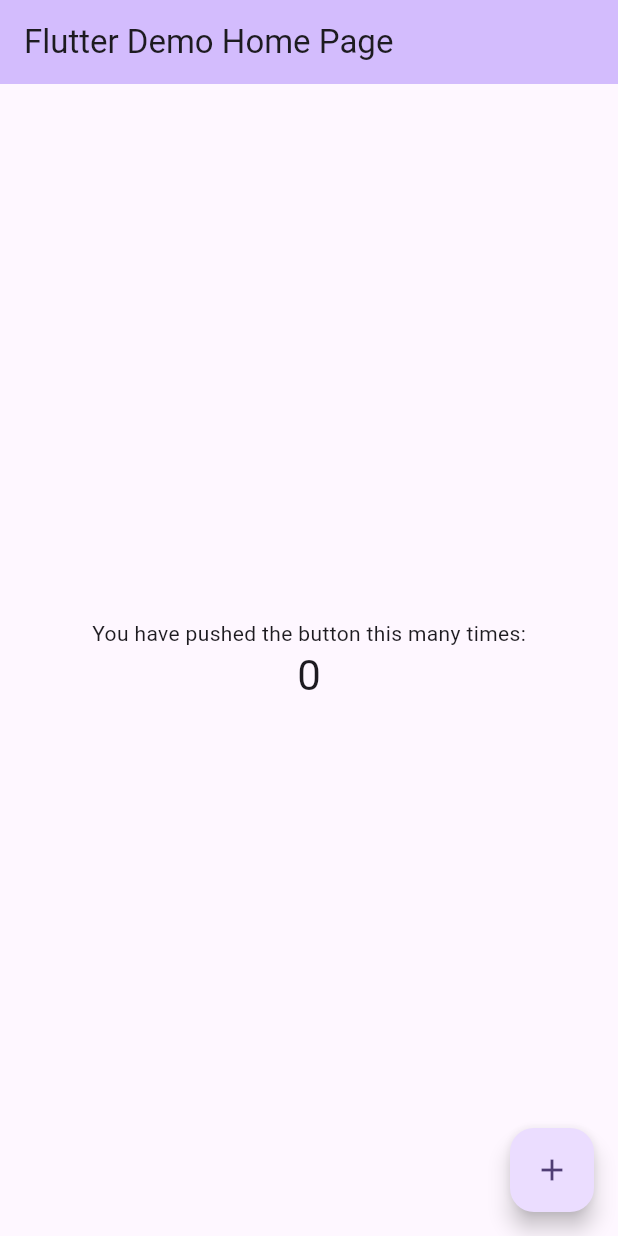
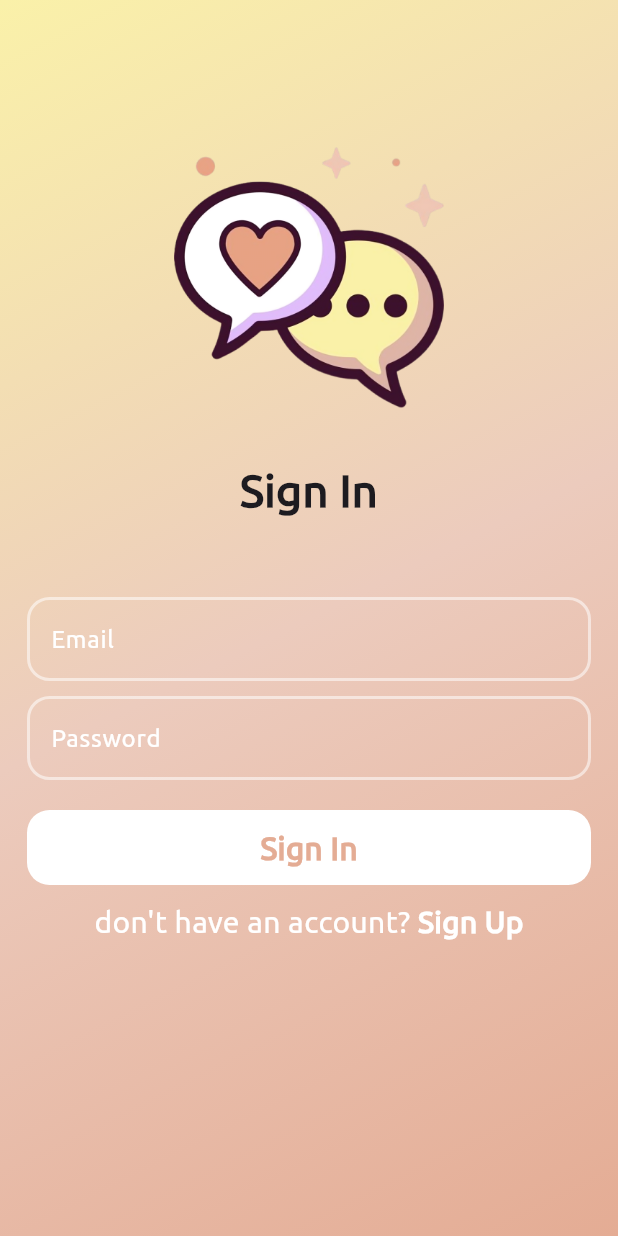
Before and after one commit to Fatmaawny/chat_app, a Flutter app: the screen it shows after launch, on a phone screen of 412 x 824 dp. Run offline on Flutter 3.47's test engine with Material 3 defaults, Android fonts, the phone set to English and light mode, and no system bars.

Commit message:
finish sign in ui

```diff
--- a/lib/main.dart
+++ b/lib/main.dart
@@ -1,3 +1,4 @@
+import 'package:chat_app/pages/sign_in_page.dart';
 import 'package:flutter/material.dart';
 
 void main() {
@@ -7,116 +8,13 @@ void main() {
 class MyApp extends StatelessWidget {
   const MyApp({super.key});
 
-  // This widget is the root of your application.
   @override
   Widget build(BuildContext context) {
     return MaterialApp(
-      title: 'Flutter Demo',
       theme: ThemeData(
-        // This is the theme of your application.
-        //
-        // TRY THIS: Try running your application with "flutter run". You'll see
-        // the application has a purple toolbar. Then, without quitting the app,
-        // try changing the seedColor in the colorScheme below to Colors.green
-        // and then invoke "hot reload" (save your changes or press the "hot
-        // reload" button in a Flutter-supported IDE, or press "r" if you used
-        // the command line to start the app).
-        //
-        // Notice that the counter didn't reset back to zero; the application
-        // state is not lost during the reload. To reset the state, use hot
-        // restart instead.
-        //
-        // This works for code too, not just values: Most code changes can be
-        // tested with just a hot reload.
-        colorScheme: ColorScheme.fromSeed(seedColor: Colors.deepPurple),
+        fontFamily:"Ubuntu"
       ),
-      home: const MyHomePage(title: 'Flutter Demo Home Page'),
-    );
+        debugShowCheckedModeBanner: false,
+        home: SignInPage());
   }
 }
-
-class MyHomePage extends StatefulWidget {
-  const MyHomePage({super.key, required this.title});
-
-  // This widget is the home page of your application. It is stateful, meaning
-  // that it has a State object (defined below) that contains fields that affect
-  // how it looks.
-
-  // This class is the configuration for the state. It holds the values (in this
-  // case the title) provided by the parent (in this case the App widget) and
-  // used by the build method of the State. Fields in a Widget subclass are
-  // always marked "final".
-
-  final String title;
-
-  @override
-  State<MyHomePage> createState() => _MyHomePageState();
-}
-
-class _MyHomePageState extends State<MyHomePage> {
-  int _counter = 0;
-
-  void _incrementCounter() {
-    setState(() {
-      // This call to setState tells the Flutter framework that something has
-      // changed in this State, which causes it to rerun the build method below
-      // so that the display can reflect the updated values. If we changed
-      // _counter without calling setState(), then the build method would not be
-      // called again, and so nothing would appear to happen.
-      _counter++;
-    });
-  }
-
-  @override
-  Widget build(BuildContext context) {
-    // This method is rerun every time setState is called, for instance as done
-    // by the _incrementCounter method above.
-    //
-    // The Flutter framework has been optimized to make rerunning build methods
-    // fast, so that you can just rebuild anything that needs updating rather
-    // than having to individually change instances of widgets.
-    return Scaffold(
-      appBar: AppBar(
-        // TRY THIS: Try changing the color here to a specific color (to
-        // Colors.amber, perhaps?) and trigger a hot reload to see the AppBar
-        // change color while the other colors stay the same.
-        backgroundColor: Theme.of(context).colorScheme.inversePrimary,
-        // Here we take the value from the MyHomePage object that was created by
-        // the App.build method, and use it to set our appbar title.
-        title: Text(widget.title),
-      ),
-      body: Center(
-        // Center is a layout widget. It takes a single child and positions it
-        // in the middle of the parent.
-        child: Column(
-          // Column is also a layout widget. It takes a list of children and
-          // arranges them vertically. By default, it sizes itself to fit its
-          // children horizontally, and tries to be as tall as its parent.
-          //
-          // Column has various properties to control how it sizes itself and
-          // how it positions its children. Here we use mainAxisAlignment to
-          // center the children vertically; the main axis here is the vertical
-          // axis because Columns are vertical (the cross axis would be
-          // horizontal).
-          //
-          // TRY THIS: Invoke "debug painting" (choose the "Toggle Debug Paint"
-          // action in the IDE, or press "p" in the console), to see the
-          // wireframe for each widget.
-          mainAxisAlignment: MainAxisAlignment.center,
-          children: <Widget>[
-            const Text('You have pushed the button this many times:'),
-            Text(
-              '$_counter',
-              style: Theme.of(context).textTheme.headlineMedium,
-            ),
-          ],
-        ),
-      ),
-      floatingActionButton: FloatingActionButton(
-        onPressed: _incrementCounter,
-        tooltip: 'Increment',
-        child: const Icon(Icons.add),
-      ), // This trailing comma makes auto-formatting nicer for build methods.
-    );
-  }
-}
--- /dev/null
+++ b/lib/pages/sign_in_page.dart
@@ -0,0 +1,114 @@
+import 'package:flutter/material.dart';
+
+class SignInPage extends StatelessWidget {
+  const SignInPage({super.key});
+
+  @override
+  Widget build(BuildContext context) {
+    return Scaffold(
+      body: Container(
+        decoration: BoxDecoration(
+          gradient: LinearGradient(
+            begin: Alignment.topLeft,
+            end: Alignment.bottomRight,
+            colors: [Color(0xFFFAF1A9), Color(0xFFECCBBD), Color(0xFFE4AC94)],
+          ),
+        ),
+        child: Padding(
+          padding: const EdgeInsets.symmetric(horizontal: 18.0),
+          child: Column(
+            mainAxisAlignment: MainAxisAlignment.center,
+            children: [
+              ListView(
+                shrinkWrap: true,
+                children: [
+                  Container(
+                    height: 180,
+                    child: Image.asset("assets/images/app_logo.png"),
+                  ),
+                  SizedBox(height: 30),
+                  Text(
+                    "Sign In",
+                    textAlign: TextAlign.center,
+                    style: TextStyle(fontSize: 30, fontWeight: FontWeight.bold),
+                  ),
+                  SizedBox(height: 50),
+                  TextField(
+                    decoration: InputDecoration(
+                      hintText: "Email",
+                      hintStyle: TextStyle(color: Colors.white),
+                      focusedBorder: OutlineInputBorder(
+                        borderRadius: BorderRadius.circular(15),
+                        borderSide: BorderSide(color: Colors.white, width: 2),
+                      ),
+                      enabledBorder: OutlineInputBorder(
+                        borderRadius: BorderRadius.circular(15),
+                        borderSide: BorderSide(color: Colors.white54, width: 2),
+                      ),
+                    ),
+                  ),
+                  SizedBox(height: 10),
+                  TextField(
+                    decoration: InputDecoration(
+                      hintText: "Password",
+                      hintStyle: TextStyle(color: Colors.white),
+                      focusedBorder: OutlineInputBorder(
+                        borderRadius: BorderRadius.circular(15),
+                        borderSide: BorderSide(color: Colors.white, width: 2),
+                      ),
+                      enabledBorder: OutlineInputBorder(
+                        borderRadius: BorderRadius.circular(15),
+                        borderSide: BorderSide(color: Colors.white54, width: 2),
+                      ),
+                    ),
+                  ),
+                  SizedBox(height: 20),
+                  Container(
+                    height: 50,
+                    width: 400,
+                    child: Center(
+                      child: Text(
+                        "Sign In",
+                        style: TextStyle(
+                          fontSize: 21,
+                          fontWeight: FontWeight.bold,
+                          color: Color(0xFFE4AC94),
+                        ),
+                      ),
+                    ),
+                    decoration: BoxDecoration(
+                      color: Colors.white,
+                      borderRadius: BorderRadius.circular(15),
+                    ),
+                  ),
+                  SizedBox(height: 10),
+                  Row(
+                    mainAxisAlignment: MainAxisAlignment.center,
+                    children: [
+                      Text(
+                        "don't have an account? ",
+                        style: TextStyle(color: Colors.white, fontSize: 20),
+                      ),
+                      GestureDetector(
+                        onTap: () {},
+                        child: Text(
+                          "Sign Up",
+                          style: TextStyle(
+                            color: Colors.white,
+                            fontSize: 20,
+                            fontWeight: FontWeight.bold,
+                          ),
+                        ),
+                      ),
+                    ],
+                  ),
+                  SizedBox(height: 100),
+                ],
+              ),
+            ],
+          ),
+        ),
+      ),
+    );
+  }
+}
```
Also changed, not shown: pubspec.yaml (+9 -6 lines), assets/fonts/Almarai-Regular.ttf (added), assets/fonts/Ubuntu-Regular.ttf (added), assets/images/app_logo.png (added), assets/images/chat_app_logo.png (added).
